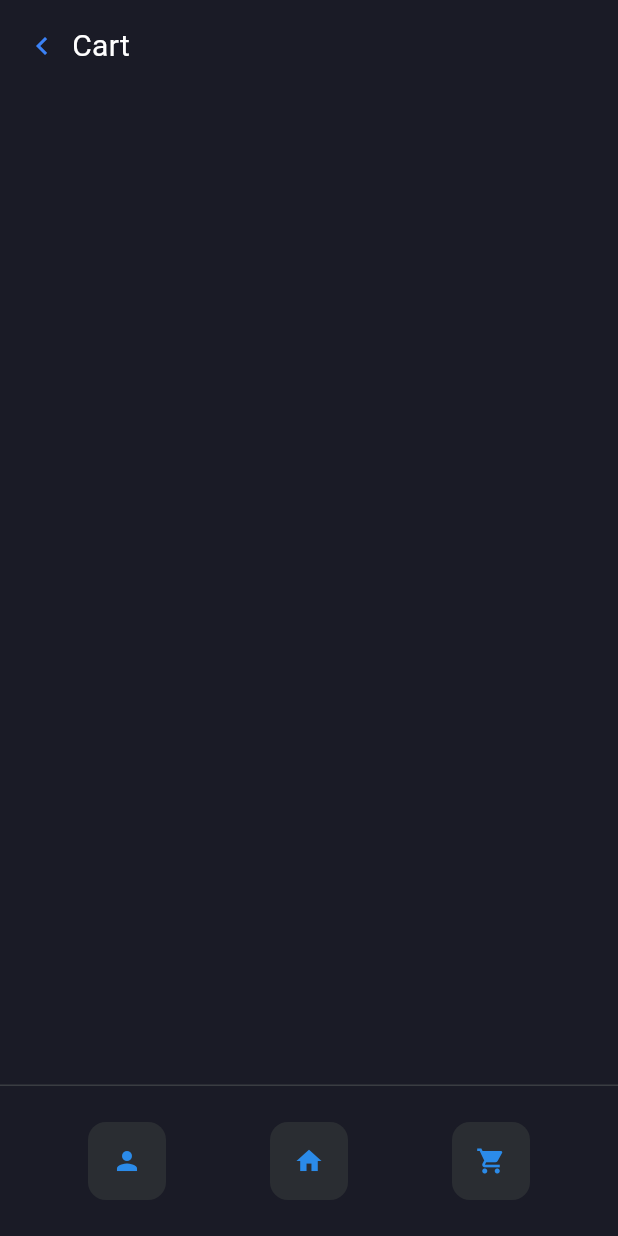
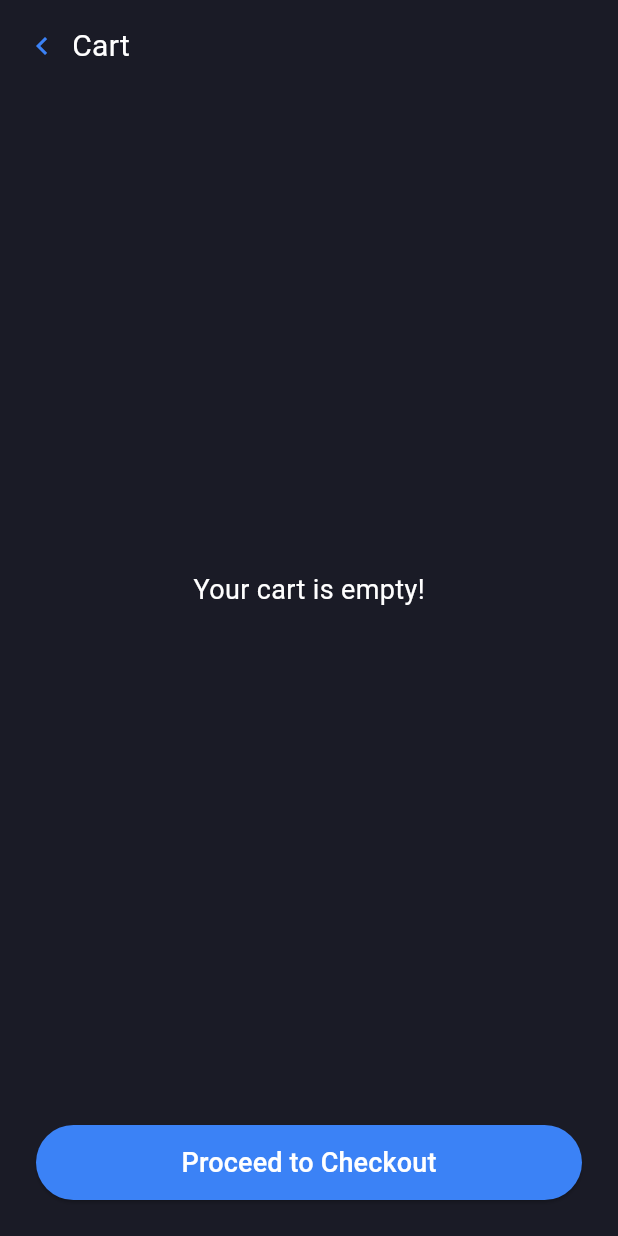
Before and after one commit to AbulHasanShaik/SafeRide_Habibit, a Flutter app: the CartSelectionScreen screen opened directly, on a phone screen of 412 x 824 dp. Run offline on Flutter 3.47's test engine with Material 3 defaults, Android fonts, the phone set to English and light mode, and no system bars; network calls fail.

Commit message:
Cart, Checkout and Product card addtion
Added in checkout
Added in cart
Modified the product card to have the name field

```diff
--- a/lib/main.dart
+++ b/lib/main.dart
@@ -1,16 +1,22 @@
 import 'package:flutter/material.dart';
+import 'package:provider/provider.dart';
 import 'screens/login_screen.dart'; // Import the LoginScreen
+import 'providers/cart_provider.dart'; // Import the CartProvider
 
 void main() {
   runApp(const SafeRideApp());
 }
 
 class SafeRideApp extends StatelessWidget {
-  const SafeRideApp({Key? key}) : super(key: key);
+  const SafeRideApp({super.key});
 
   @override
   Widget build(BuildContext context) {
-    return MaterialApp(
+    return MultiProvider(
+      providers: [
+        ChangeNotifierProvider(create: (context) => CartProvider()),
+      ],
+      child: MaterialApp(
         title: 'SafeRide',
         debugShowCheckedModeBanner: false,
         theme: ThemeData(
@@ -19,6 +25,7 @@ class SafeRideApp extends StatelessWidget {
           fontFamily: 'Roboto',
         ),
         home: const LoginScreen(), // Set LoginScreen as the first screen
+      ),
     );
   }
 }
--- /dev/null
+++ b/lib/providers/cart_provider.dart
@@ -0,0 +1,22 @@
+import 'package:flutter/material.dart';
+
+class CartProvider extends ChangeNotifier {
+  final List<Map<String, dynamic>> _cartItems = [];
+
+  List<Map<String, dynamic>> get cartItems => _cartItems;
+
+  void addItem(Map<String, dynamic> item) {
+    _cartItems.add(item);
+    notifyListeners();
+  }
+
+  void removeItem(int index) {
+    _cartItems.removeAt(index);
+    notifyListeners();
+  }
+
+  void clearCart() {
+    _cartItems.clear();
+    notifyListeners();
+  }
+}
--- a/lib/screens/cart_selection_screen.dart
+++ b/lib/screens/cart_selection_screen.dart
@@ -1,110 +1,90 @@
 import 'package:flutter/material.dart';
-import 'package:saferide_app_ui_3710154493/screens/safe_ride_screen.dart';
-import '../widgets/product_card.dart';
-import '../widgets/navigation_icon_button.dart'; // Import the NavigationIconButton
-import 'profile_screen.dart'; // Import the ProfileScreen
+import 'package:provider/provider.dart';
+import '../providers/cart_provider.dart';
+import 'checkout_screen.dart'; // Import the checkout page
 
 class CartSelectionScreen extends StatelessWidget {
-  const CartSelectionScreen({Key? key}) : super(key: key);
+  const CartSelectionScreen({super.key});
 
   @override
   Widget build(BuildContext context) {
+    final cart = Provider.of<CartProvider>(context);
+
     return Scaffold(
       backgroundColor: const Color(0xFF1A1B26),
       body: SafeArea(
-        child: Stack(
+        child: Column(
+          crossAxisAlignment: CrossAxisAlignment.start,
           children: [
             Padding(
               padding: const EdgeInsets.all(16.0),
-              child: Column(
-                crossAxisAlignment: CrossAxisAlignment.start,
-                children: [
-                  // Header with back button
-                  Row(
+              child: Row(
                 children: [
                   GestureDetector(
                     onTap: () {
-                          Navigator.pop(
-                              context); // Go back to the previous screen
+                      Navigator.pop(context);
                     },
-                        child: Icon(
+                    child: const Icon(
                       Icons.chevron_left,
-                          color: const Color(0xFF3B82F6),
+                      color: Color(0xFF3B82F6),
                       size: 24,
                     ),
                   ),
                   const SizedBox(width: 8),
-                      Text(
+                  const Text(
                     'Cart',
-                        style: TextStyle(
-                          color: Colors.white,
-                          fontSize: 20,
-                        ),
+                    style: TextStyle(color: Colors.white, fontSize: 20),
                   ),
                 ],
               ),
-                  const SizedBox(height: 24),
-                ],
             ),
+            Expanded(
+              child: cart.cartItems.isEmpty
+                  ? const Center(
+                      child: Text(
+                        'Your cart is empty!',
+                        style: TextStyle(color: Colors.white, fontSize: 18),
                       ),
-            // Bottom navigation
-            Positioned(
-              bottom: 0,
-              left: 0,
-              right: 0,
-              child: Container(
-                padding: const EdgeInsets.all(24.0),
-                decoration: const BoxDecoration(
-                  color: Color(0xFF1A1B26),
-                  border: Border(
-                    top: BorderSide(
-                      color: Color(0xFF3A3D42),
-                      width: 1,
-                    ),
-                  ),
-                ),
-                child: Row(
-                  mainAxisAlignment: MainAxisAlignment.spaceAround,
-                  children: [
-                    // Person Icon Button
-                    NavigationIconButton(
-                      icon: Icons.person,
-                      onTap: () {
-                        // Navigate to ProfileScreen
-                        Navigator.push(
-                          context,
-                          MaterialPageRoute(
-                            builder: (context) => const ProfileScreen(),
+                    )
+                  : ListView.builder(
+                      itemCount: cart.cartItems.length,
+                      itemBuilder: (context, index) {
+                        final item = cart.cartItems[index];
+                        return ListTile(
+                          title: Text(item['name'],
+                              style: const TextStyle(color: Colors.white)),
+                          subtitle: Text("\$${item['price']}",
+                              style: const TextStyle(color: Colors.white70)),
+                          trailing: IconButton(
+                            icon: const Icon(Icons.delete, color: Colors.red),
+                            onPressed: () {
+                              cart.removeItem(index);
+                            },
                           ),
                         );
                       },
                     ),
-                    // Home Icon Button
-                    NavigationIconButton(
-                      icon: Icons.home,
-                      onTap: () {
-                        // Navigate to SaferideScreen
+            ),
+            Padding(
+              padding: const EdgeInsets.all(24.0),
+              child: ElevatedButton(
+                onPressed: () {
+                  if (cart.cartItems.isNotEmpty) {
                     Navigator.push(
                       context,
                       MaterialPageRoute(
-                            builder: (context) => const SafeRideScreen(),
+                        builder: (context) => const CheckoutScreen(),
                       ),
                     );
+                  }
                 },
+                style: ElevatedButton.styleFrom(
+                  backgroundColor: const Color(0xFF3B82F6),
+                  padding: const EdgeInsets.symmetric(vertical: 12),
                 ),
-                    NavigationIconButton(
-                      icon: Icons.shopping_cart,
-                      onTap: () {
-                        // Navigate to CartSelectionScreen
-                        Navigator.push(
-                          context,
-                          MaterialPageRoute(
-                            builder: (context) => const CartSelectionScreen(),
-                          ),
-                        );
-                      },
-                    ),
-                  ],
+                child: const Center(
+                  child: Text('Proceed to Checkout',
+                      style: TextStyle(fontSize: 18, color: Colors.white)),
                 ),
               ),
             ),
--- a/lib/screens/login_screen.dart
+++ b/lib/screens/login_screen.dart
@@ -2,7 +2,7 @@ import 'package:flutter/material.dart';
 import 'safe_ride_screen.dart'; // Import the SafeRideScreen
 
 class LoginScreen extends StatelessWidget {
-  const LoginScreen({Key? key}) : super(key: key);
+  const LoginScreen({super.key});
 
   @override
   Widget build(BuildContext context) {
--- a/lib/widgets/bottom_navigation.dart
+++ b/lib/widgets/bottom_navigation.dart
@@ -1,7 +1,7 @@
 import 'package:flutter/material.dart';
 
 class BottomNavigation extends StatelessWidget {
-  const BottomNavigation({Key? key}) : super(key: key);
+  const BottomNavigation({super.key});
 
   @override
   Widget build(BuildContext context) {
@@ -23,7 +23,7 @@ class BottomNavigation extends StatelessWidget {
   }
 
   Widget _buildNavIcon(IconData icon) {
-    return Container(
+    return SizedBox(
       width: 24,
       height: 24,
       child: Icon(
--- a/lib/widgets/category_button.dart
+++ b/lib/widgets/category_button.dart
@@ -5,10 +5,10 @@ class CategoryButton extends StatelessWidget {
   final VoidCallback? onTap;
 
   const CategoryButton({
-    Key? key,
+    super.key,
     required this.label,
     this.onTap,
-  }) : super(key: key);
+  });
 
   @override
   Widget build(BuildContext context) {
--- a/lib/widgets/navigation_icon_button.dart
+++ b/lib/widgets/navigation_icon_button.dart
@@ -5,10 +5,10 @@ class NavigationIconButton extends StatelessWidget {
   final VoidCallback? onTap;
 
   const NavigationIconButton({
-    Key? key,
+    super.key,
     required this.icon,
     this.onTap,
-  }) : super(key: key);
+  });
 
   @override
   Widget build(BuildContext context) {
--- a/pubspec.yaml
+++ b/pubspec.yaml
@@ -7,6 +7,7 @@ environment:
 dependencies:
   flutter:
     sdk: flutter
+  provider: ^6.0.5  # Ensure this is present
   cupertino_icons: ^1.0.6
   saferide_app_ui_3710154493_f2f:
     git: https://f2f.bostonux.com/packages/saferide_app_ui_3710154493_f2f
```
Also changed, not shown: lib/screens/accessories_screen.dart (+15 -10 lines), lib/screens/boys_selection_screen.dart (+15 -10 lines), lib/screens/checkout_screen.dart (added, +154 -0 lines), lib/screens/dealsandsales_selection_screen.dart (+15 -10 lines), lib/screens/girls_selection_screen.dart (+15 -10 lines), lib/screens/mens_selection_screen.dart (+15 -10 lines), lib/screens/profile_screen.dart (+6 -6 lines), lib/screens/safe_ride_screen.dart (+5 -5 lines), lib/screens/womens_selection_screen.dart (+15 -10 lines), lib/widgets/product_card.dart (+14 -2 lines), lib/widgets/profile_info_card.dart (+4 -4 lines), pubspec.lock. Lines whose indentation alone changed are shown as unchanged.
